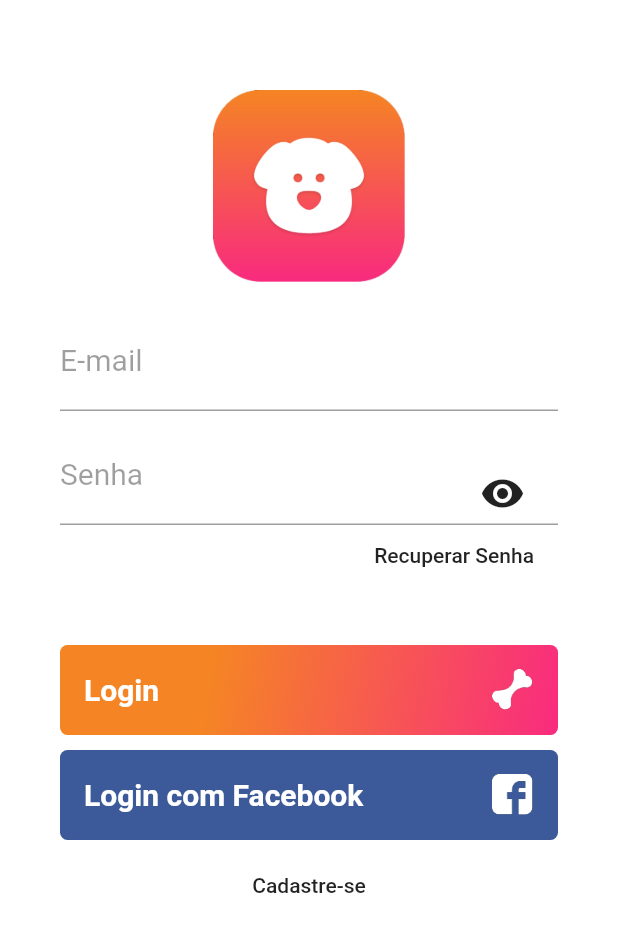
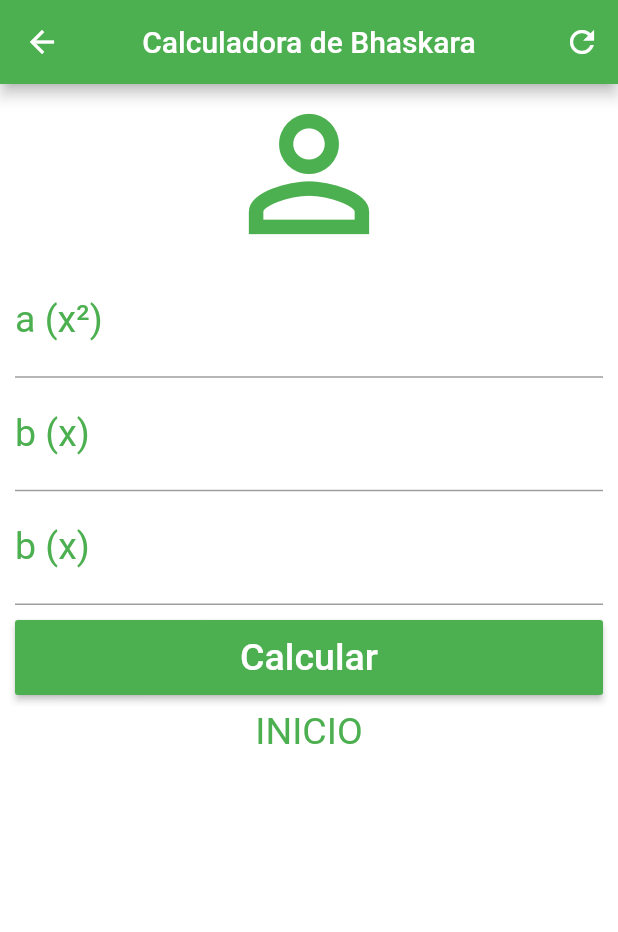
Before and after one commit to luscaalima/Estudo_Flutter, a Flutter app: the screen it shows after launch, after a tap on "Login", on a phone screen of 412 x 824 dp. Shown: the top 932 px of the screen. Run offline on Flutter 3.47's test engine with Material 2 defaults, Android fonts, the phone set to English and light mode, and no system bars.

Commit message:
starting to solve quadratic equations

```diff
--- a/lib/pages/home.dart
+++ b/lib/pages/home.dart
@@ -1,19 +1,161 @@
+import 'dart:math';
+
 import 'package:flutter/material.dart';
 
-class HomePage extends StatefulWidget {
+class Home extends StatefulWidget {
   @override
-  _HomePageState createState() => _HomePageState();
+  _HomeState createState() => _HomeState();
 }
 
-class _HomePageState extends State<HomePage> {
-  bool visible = true;
-  var email = TextEditingController();
-  var senha = TextEditingController();
+class _HomeState extends State<Home> {
+  TextEditingController coeficienteA = TextEditingController();
+  TextEditingController coeficienteB = TextEditingController();
+  TextEditingController coeficienteC = TextEditingController();
+
+  String _infoText = "INICIO";
+
+  void _resetFields() {
+    setState(() {
+      coeficienteA.text = "";
+      coeficienteB.text = "";
+      _infoText = "INICIO CHANGE";
+    });
+  }
+
+  void _calculate() {
+    print("passou na função");
+    setState(() {
+      double coefA = double.parse(coeficienteA.text);
+      double coefB = double.parse(coeficienteB.text);
+      double coefC = double.parse(coeficienteC.text);
+      double delta = (coefB * coefB) - (4 * coefA * coefC);
+      print(delta);
+
+      if (delta == 0) {
+        print("Solução unica");
+        var x1 = -coefB / (2 * coefA);
+        _infoText = "A solução é ${x1} ";
+        print(x1);
+      } else if (delta < 0) {
+        print("Não existe solução nos reais");
+      } else if (delta > 0) {
+        var x1 = -(coefB + sqrt(delta)) / (2 * coefA);
+        var x2 = -(coefB - sqrt(delta)) / (2 * coefA);
+        _infoText = "As solução são ${x1} e ${x2}";
+        print("Existem duas soluções");
+      }
+
+      // _infoText = "INICIO CHANGEEEE CHANGE";
+    });
+  }
 
   @override
   Widget build(BuildContext context) {
-    return Container(
-      child: Text("OK LOGADO"),
+    return Scaffold(
+      appBar: AppBar(
+        title: Text("Calculadora de Bhaskara"),
+        centerTitle: true,
+        backgroundColor: Colors.green,
+        actions: [
+          IconButton(
+            icon: Icon(
+              Icons.refresh,
+            ),
+            onPressed: () {
+              _resetFields();
+            },
+          )
+        ],
+      ),
+      backgroundColor: Colors.white,
+      body: SingleChildScrollView(
+        child: Padding(
+          padding: EdgeInsets.fromLTRB(10.0, 0.0, 10.0, 0.0),
+          child: Column(
+            crossAxisAlignment: CrossAxisAlignment.stretch,
+            children: [
+              Icon(
+                Icons.person_outline,
+                size: 120.0,
+                color: Colors.green,
+              ),
+              TextField(
+                controller: coeficienteA,
+                keyboardType: TextInputType.number,
+                decoration: InputDecoration(
+                  labelText: "a (x²)",
+                  labelStyle: TextStyle(
+                    color: Colors.green,
+                  ),
+                ),
+                textAlign: TextAlign.center,
+                style: TextStyle(
+                  color: Colors.green,
+                  fontSize: 25.0,
+                ),
+              ),
+              TextField(
+                controller: coeficienteB,
+                keyboardType: TextInputType.number,
+                decoration: InputDecoration(
+                  labelText: "b (x)",
+                  labelStyle: TextStyle(
+                    color: Colors.green,
+                  ),
+                ),
+                textAlign: TextAlign.center,
+                style: TextStyle(
+                  color: Colors.green,
+                  fontSize: 25.0,
+                ),
+              ),
+              TextField(
+                controller: coeficienteC,
+                keyboardType: TextInputType.number,
+                decoration: InputDecoration(
+                  labelText: "b (x)",
+                  labelStyle: TextStyle(
+                    color: Colors.green,
+                  ),
+                ),
+                textAlign: TextAlign.center,
+                style: TextStyle(
+                  color: Colors.green,
+                  fontSize: 25.0,
+                ),
+              ),
+              Padding(
+                padding: EdgeInsets.only(top: 10.0, bottom: 10.0),
+                child: Container(
+                  height: 50.0,
+                  child: RaisedButton(
+                    onPressed: () {
+                      print("passou");
+                      _calculate();
+                    },
+                    child: Text(
+                      "Calcular",
+                      style: TextStyle(
+                        color: Colors.white,
+                        fontSize: 25.0,
+                      ),
+                    ),
+                    color: Colors.green,
+                  ),
+                ),
+              ),
+              Text(
+                _infoText,
+                style: TextStyle(
+                  color: Colors.green,
+                  fontSize: 25.0,
+                ),
+                textAlign: TextAlign.center,
+              ),
+            ],
+          ),
+        ),
+      ),
     );
   }
 }
--- a/lib/pages/login.dart
+++ b/lib/pages/login.dart
@@ -1,5 +1,6 @@
 import 'package:flutter/material.dart';
 import 'home.dart';
+import 'dart:math';
 
 class LoginPage extends StatefulWidget {
   @override
@@ -89,15 +90,15 @@ class _LoginPageState extends State<LoginPage> {
                       ],
                     ),
                     onPressed: () {
-                    if (this.email.text == "Lucas" && this.senha.text == "20") {
+                      // if (this.email.text == "Lucas" && this.senha.text == "20") {
                       Navigator.push(
                         context,
                         MaterialPageRoute(
-                          builder: (context) => HomePage(),
+                          builder: (context) => Home(),
                         ),
                       );
                     }
-                  },
+                    // },
                     ),
               ),
             ),
@@ -152,6 +153,7 @@ class _LoginPageState extends State<LoginPage> {
                 ),
                 onPressed: () {
                   print(this.email.text);
+                  print(sqrt(25));
                   print(this.senha.text);
                 },
               ),
@@ -214,4 +216,8 @@ class _LoginPageState extends State<LoginPage> {
       ],
     );
   }
+
+  // void _calculatorSqrt() {
+  //   sqrt(2);
+  // }
 }
```
Lines whose indentation alone changed are shown as unchanged.
